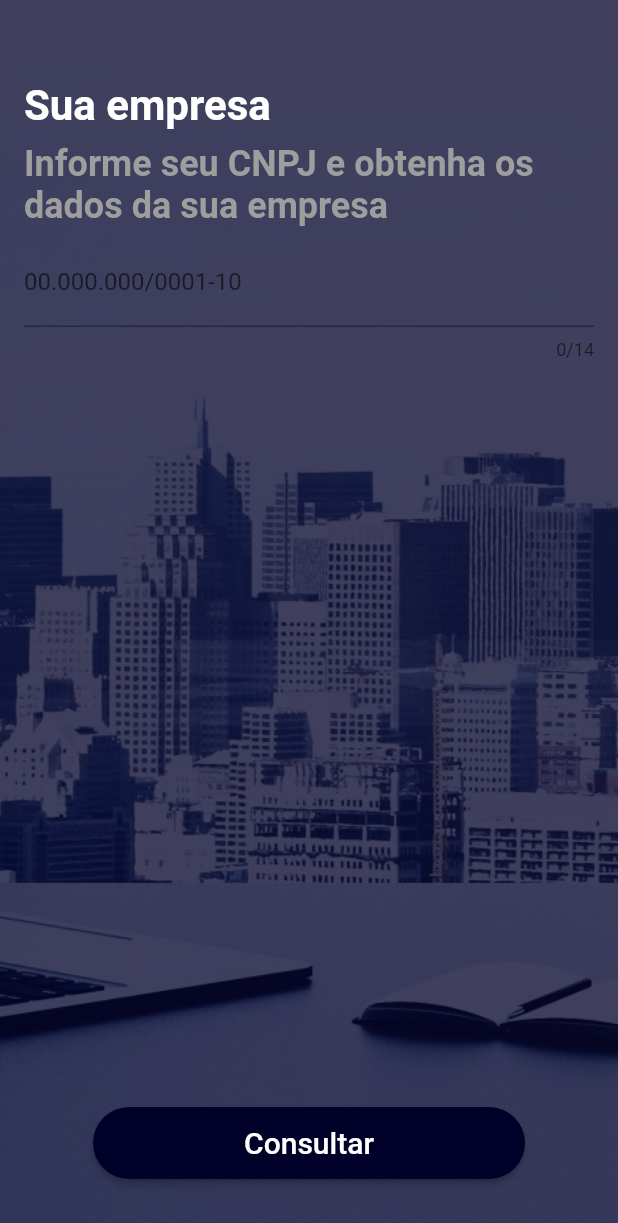
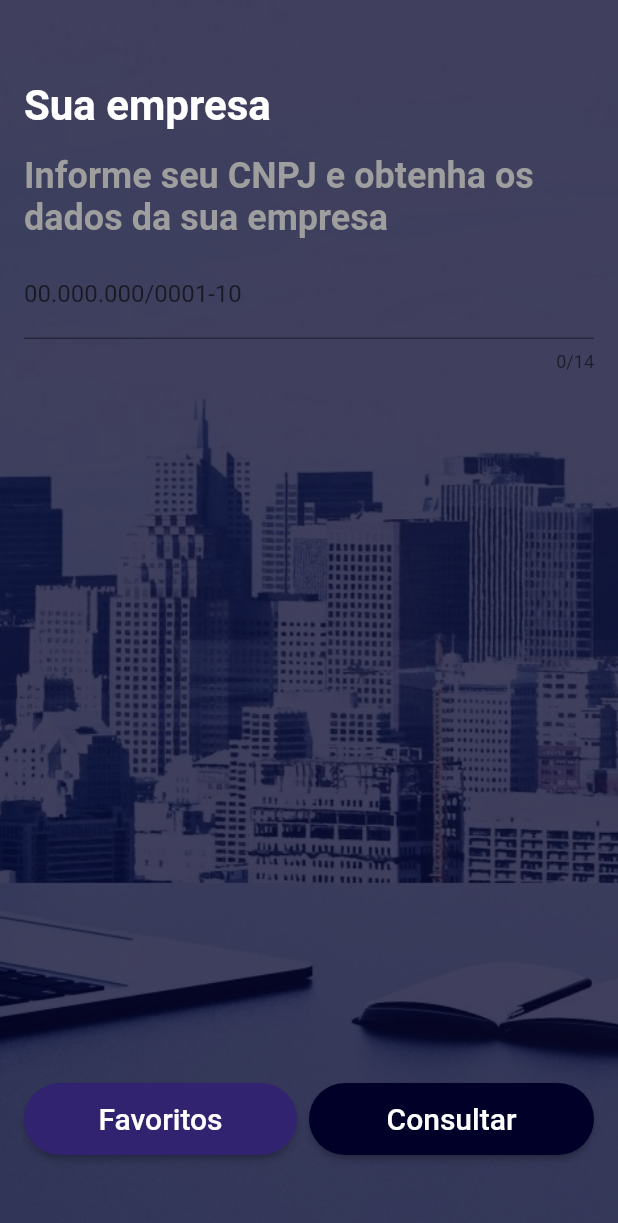
Before and after one commit to salllgado/minhaempresa_flutter, a Flutter app: the screen it shows after launch, after a tap on "Consultar", on a phone screen of 412 x 824 dp. Shown: the top 1223 px of the screen. Run offline on Flutter 3.47's test engine with Material 2 defaults, Android fonts, the phone set to English and light mode, and no system bars; our stand-ins replace shared_preferences, sqflite; accounts and stored records are empty; network calls fail.

Commit message:
display favorite cnpj on list

```diff
--- a/lib/View/Login.dart
+++ b/lib/View/Login.dart
@@ -4,21 +4,20 @@ import 'package:minhaempresa/View/EnterpriseView.dart';
 import 'package:minhaempresa/View/PreferedList.dart';
 import 'package:minhaempresa/ViewModel/EnterpriseViewModel.dart';
 import 'package:minhaempresa/Service/WebService.dart';
+import 'package:minhaempresa/ViewModel/PreferedViewModel.dart';
 import '../Components/AppColor.dart';
 import '../Model/Enterprise.dart';
 
 class Login extends StatefulWidget {
-
   @override
   _LoginState createState() => _LoginState();
 }
 
 class _LoginState extends State<Login> {
-
   TextEditingController _tfController = TextEditingController();
   EnterpriseViewModel viewModel = EnterpriseViewModel();
 
-  Future <Enterprise> enterprise;
+  Future<Enterprise> enterprise;
   String _buttonText = "Pressione";
 
   @override
@@ -31,18 +30,23 @@ class _LoginState extends State<Login> {
 
     var userPreferedEnterprises = pref.fetchEntepriseFromUserPreference();
     userPreferedEnterprises.then((value) => {
-      if (value.first != null) {
+          if (value.first != null)
+            {
               viewModel.fetchEnterprise(value.first),
-
               viewModel.enterpriseFuture.then((value) => {
-          if (value != null && value.cnpj != null)  {
+                    if (value != null && value.cnpj != null)
+                      {
                         viewModel.enterprise = value,
                         viewModel.saveDataOnDatabase(value),
                         viewModel.handlerFavoriteIcon(),
-            Navigator.push(context, MaterialPageRoute(builder: (context) => EnterpriseView(viewModel)))
-          } else {
-            showAlertDialog1(context)
+                        Navigator.push(
+                            context,
+                            MaterialPageRoute(
+                                builder: (context) =>
+                                    EnterpriseView(viewModel)))
                       }
+                    else
+                      {showAlertDialog1(context)}
                   }),
             }
         });
@@ -51,19 +55,24 @@ class _LoginState extends State<Login> {
   void _buttonPressent() {
     viewModel.fetchEnterprise(_tfController.text.toString());
     viewModel.enterpriseFuture.then((value) => {
-      if (value != null && value.cnpj != null)  {
+          if (value != null && value.cnpj != null)
+            {
               viewModel.enterprise = value,
               viewModel.saveDataOnDatabase(value),
               viewModel.handlerFavoriteIcon(),
-        Navigator.push(context, MaterialPageRoute(builder: (context) => EnterpriseView(viewModel)))
-      } else {
-        showAlertDialog1(context)
+              Navigator.push(
+                  context,
+                  MaterialPageRoute(
+                      builder: (context) => EnterpriseView(viewModel)))
             }
+          else
+            {showAlertDialog1(context)}
         });
   }
 
   void _buttonFavoriteAction() {
-    Navigator.push(context, MaterialPageRoute(builder: (context) => PreferedList()));
+    Navigator.push(
+        context, MaterialPageRoute(builder: (context) => PreferedList(PreferedViewModel())));
   }
 
   showAlertDialog1(BuildContext context) {
@@ -77,7 +86,8 @@ class _LoginState extends State<Login> {
     // configura o  AlertDialog
     AlertDialog alert = AlertDialog(
       title: Text("Ops"),
-      content: Text("Parece que houve algum problema, confira o cnpj inserido e tente novamente em alguns segundos."),
+      content: Text(
+          "Parece que houve algum problema, confira o cnpj inserido e tente novamente em alguns segundos."),
       actions: [
         okButton,
       ],
@@ -92,23 +102,20 @@ class _LoginState extends State<Login> {
   }
 
   Widget handlerFavoritebutton() {
-    var enable = false;
+    var enable = true;
     if (enable) {
       return Padding(
-        padding: EdgeInsets.only(top: 16),
+        padding: EdgeInsets.only(top: 16, left: 0, right: 8),
         child: SizedBox(
           width: 288,
           height: 48,
           child: RaisedButton(
             child: Text(
               "Favoritos",
-              style: TextStyle(
-                  fontSize: 20,
-                  color: Colors.white
-              ),
+              style: TextStyle(fontSize: 20, color: Colors.white),
             ),
             shape: RoundedRectangleBorder(
-              borderRadius: BorderRadius.circular(48/2),
+              borderRadius: BorderRadius.circular(48 / 2),
             ),
             color: HexColor(AppColor.primary),
             onPressed: _buttonFavoriteAction,
@@ -130,14 +137,11 @@ class _LoginState extends State<Login> {
             decoration: BoxDecoration(
                 image: DecorationImage(
                     image: AssetImage("assets/wallpaper.png"),
-                fit: BoxFit.cover
-              )
-            ),
+                    fit: BoxFit.cover)),
           ),
           Container(
             decoration: BoxDecoration(
-              color: HexColor(AppColor.primaryColor).withOpacity(0.75)
-            ),
+                color: HexColor(AppColor.primaryColor).withOpacity(0.75)),
           ),
           Container(
               child: Padding(
@@ -157,27 +161,22 @@ class _LoginState extends State<Login> {
                                     style: TextStyle(
                                         fontSize: 28,
                                         fontWeight: FontWeight.bold,
-                                      color: Colors.white
-                                  ),
+                                        color: Colors.white),
                                   ),
                                   Padding(
-                                  padding: EdgeInsets.only(top: 8),
+                                    padding: EdgeInsets.only(top: 16),
                                   ),
                                   Text(
                                     "Informe seu CNPJ e obtenha os dados da sua empresa",
                                     style: TextStyle(
                                         fontSize: 24,
                                         fontWeight: FontWeight.bold,
-                                      color: Colors.grey
-                                  ),
+                                        color: Colors.grey),
                                   ),
                                   Padding(
                                     padding: EdgeInsets.only(top: 8),
-                                  child:
-                                  TextField(
-                                    style: TextStyle(
-                                        color: Colors.white
-                                    ),
+                                    child: TextField(
+                                      style: TextStyle(color: Colors.white),
                                       decoration: InputDecoration(
                                         labelText: "00.000.000/0001-10",
                                       ),
@@ -189,12 +188,15 @@ class _LoginState extends State<Login> {
                                     ),
                                   ),
                                 ],
-                            )
+                              )),
                         ),
                       ),
-                    ),
-                  handlerFavoritebutton(),
                       Padding(
+                        padding: EdgeInsets.all(16),
+                        child: Row(children: [
+                          Expanded(child: handlerFavoritebutton()),
+                          Expanded(
+                            child: Padding(
                               padding: EdgeInsets.only(top: 16),
                               child: SizedBox(
                                 width: 288,
@@ -203,22 +205,21 @@ class _LoginState extends State<Login> {
                                   child: Text(
                                     "Consultar",
                                     style: TextStyle(
-                              fontSize: 20,
-                              color: Colors.white
-                          ),
+                                        fontSize: 20, color: Colors.white),
                                   ),
                                   shape: RoundedRectangleBorder(
-                          borderRadius: BorderRadius.circular(48/2),
+                                    borderRadius: BorderRadius.circular(48 / 2),
                                   ),
                                   color: HexColor(AppColor.primaryColor),
                                   onPressed: _buttonPressent,
                                 ),
                               ),
                             ),
+                          )
+                        ]),
+                      )
                     ],
-              )
-            )
-          ),
+                  ))),
         ],
       ),
     );
```
Also changed, not shown: lib/View/PreferedList.dart (+83 -5 lines), lib/ViewModel/PreferedViewModel.dart (+8 -0 lines), lib/Worker/EnterpriseWorker.dart (+35 -13 lines), lib/View/main.dart (renamed from lib/main.dart), 2 other files. Lines whose indentation alone changed are shown as unchanged.
